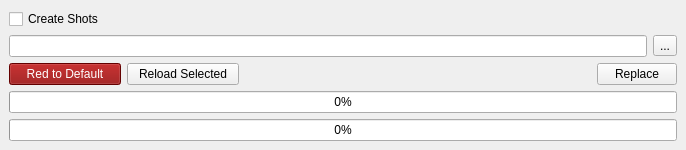
Qt form ui/main.ui (iceanimations/replaceReadPath) before a commit.
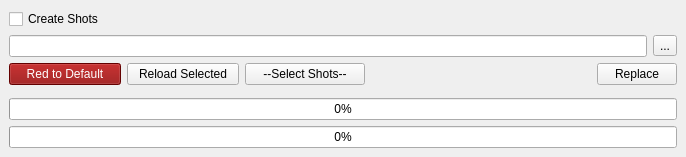
The same form after that commit.

Commit message: shots selection feature added

The edit to the form file:
```diff
--- a/ui/main.ui
+++ b/ui/main.ui
@@ -7,9 +7,15 @@
     <x>0</x>
     <y>0</y>
     <width>686</width>
-    <height>149</height>
+    <height>157</height>
    </rect>
   </property>
+  <property name="minimumSize">
+   <size>
+    <width>0</width>
+    <height>0</height>
+   </size>
+  </property>
   <property name="windowTitle">
    <string>Read Node Tool</string>
   </property>
@@ -70,6 +76,19 @@
         </property>
        </widget>
       </item>
+      <item>
+       <widget class="QPushButton" name="shotsButton">
+        <property name="minimumSize">
+         <size>
+          <width>120</width>
+          <height>0</height>
+         </size>
+        </property>
+        <property name="text">
+         <string>--Select Shots--</string>
+        </property>
+       </widget>
+      </item>
       <item>
        <spacer name="horizontalSpacer">
         <property name="orientation">
```
Left out of the diff: 19 changed lines with no effect on the pictures. The commit also changes 1 other file.
